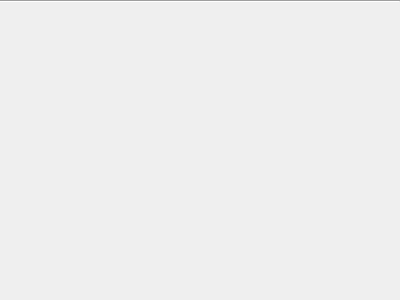
First picture: the form in src/ui/reoseditmeshelementwidget.ui, repository vcloarec/ReosProject, before the edit.
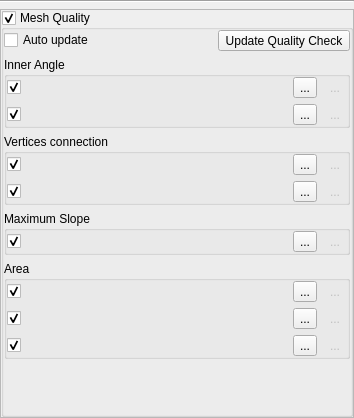
Second picture: the form after the edit. Icons and pictures are not drawn. Custom widgets are drawn as their Qt base class.

Commit message: mesh quality check

```diff
--- a/src/ui/reoseditmeshelementwidget.ui
+++ b/src/ui/reoseditmeshelementwidget.ui
@@ -6,8 +6,8 @@
    <rect>
     <x>0</x>
     <y>0</y>
-    <width>400</width>
-    <height>300</height>
+    <width>354</width>
+    <height>418</height>
    </rect>
   </property>
   <property name="windowTitle">
@@ -37,20 +37,629 @@
     </widget>
    </item>
    <item>
-    <spacer name="verticalSpacer">
-     <property name="orientation">
-      <enum>Qt::Vertical</enum>
+    <widget class="QScrollArea" name="scrollArea">
+     <property name="horizontalScrollBarPolicy">
+      <enum>Qt::ScrollBarAlwaysOff</enum>
      </property>
-     <property name="sizeHint" stdset="0">
-      <size>
-       <width>20</width>
-       <height>40</height>
-      </size>
+     <property name="widgetResizable">
+      <bool>true</bool>
      </property>
-    </spacer>
+     <widget class="QWidget" name="scrollAreaWidgetContents">
+      <property name="geometry">
+       <rect>
+        <x>0</x>
+        <y>0</y>
+        <width>338</width>
+        <height>418</height>
+       </rect>
+      </property>
+      <layout class="QVBoxLayout" name="verticalLayout_7">
+       <property name="leftMargin">
+        <number>0</number>
+       </property>
+       <property name="topMargin">
+        <number>0</number>
+       </property>
+       <property name="rightMargin">
+        <number>0</number>
+       </property>
+       <property name="bottomMargin">
+        <number>0</number>
+       </property>
+       <item>
+        <widget class="QGroupBox" name="mQualityGroupBox">
+         <property name="title">
+          <string>Mesh Quality</string>
+         </property>
+         <property name="checkable">
+          <bool>true</bool>
+         </property>
+         <layout class="QVBoxLayout" name="verticalLayout_3">
+          <property name="leftMargin">
+           <number>0</number>
+          </property>
+          <property name="topMargin">
+           <number>0</number>
+          </property>
+          <property name="rightMargin">
+           <number>0</number>
+          </property>
+          <property name="bottomMargin">
+           <number>0</number>
+          </property>
+          <item>
+           <layout class="QHBoxLayout" name="horizontalLayout_2">
+            <property name="topMargin">
+             <number>0</number>
+            </property>
+            <item>
+             <widget class="QCheckBox" name="mAutoUpdateCheckBox">
+              <property name="text">
+               <string>Auto update</string>
+              </property>
+             </widget>
+            </item>
+            <item>
+             <widget class="QToolButton" name="mStartCheckButton">
+              <property name="text">
+               <string>Update Quality Check</string>
+              </property>
+             </widget>
+            </item>
+           </layout>
+          </item>
+          <item>
+           <widget class="QGroupBox" name="groupBox">
+            <property name="title">
+             <string>Inner Angle</string>
+            </property>
+            <property name="flat">
+             <bool>false</bool>
+            </property>
+            <property name="checkable">
+             <bool>false</bool>
+            </property>
+            <layout class="QVBoxLayout" name="verticalLayout_2">
+             <property name="leftMargin">
+              <number>0</number>
+             </property>
+             <property name="topMargin">
+              <number>0</number>
+             </property>
+             <property name="rightMargin">
+              <number>0</number>
+             </property>
+             <property name="bottomMargin">
+              <number>0</number>
+             </property>
+             <item>
+              <layout class="QHBoxLayout" name="horizontalLayout_3">
+               <property name="topMargin">
+                <number>0</number>
+               </property>
+               <property name="rightMargin">
+                <number>0</number>
+               </property>
+               <item>
+                <widget class="QCheckBox" name="mCheckBoxMinimumAngle">
+                 <property name="sizePolicy">
+                  <sizepolicy hsizetype="Maximum" vsizetype="Fixed">
+                   <horstretch>0</horstretch>
+                   <verstretch>0</verstretch>
+                  </sizepolicy>
+                 </property>
+                 <property name="text">
+                  <string/>
+                 </property>
+                 <property name="checked">
+                  <bool>true</bool>
+                 </property>
+                </widget>
+               </item>
+               <item>
+                <widget class="ReosParameterDoubleWidget" name="mParameterMinimumAngle" native="true">
+                 <property name="sizePolicy">
+                  <sizepolicy hsizetype="Minimum" vsizetype="Preferred">
+                   <horstretch>0</horstretch>
+                   <verstretch>0</verstretch>
+                  </sizepolicy>
+                 </property>
+                </widget>
+               </item>
+               <item>
+                <widget class="ReosColorButton" name="mColorMinimumAngle">
+                 <property name="text">
+                  <string>...</string>
+                 </property>
+                </widget>
+               </item>
+               <item>
+                <widget class="QToolButton" name="mOnMapButtonMinimumAngle">
+                 <property name="enabled">
+                  <bool>false</bool>
+                 </property>
+                 <property name="text">
+                  <string>...</string>
+                 </property>
+                 <property name="icon">
+                  <iconset resource="../../images/images.qrc">
+                   <normaloff>:/images/mapOnMeshElement.svg</normaloff>:/images/mapOnMeshElement.svg</iconset>
+                 </property>
+                 <property name="autoRaise">
+                  <bool>true</bool>
+                 </property>
+                </widget>
+               </item>
+              </layout>
+             </item>
+             <item>
+              <layout class="QHBoxLayout" name="horizontalLayout_4">
+               <property name="leftMargin">
+                <number>0</number>
+               </property>
+               <item>
+                <widget class="QCheckBox" name="mCheckBoxMaximumAngle">
+                 <property name="sizePolicy">
+                  <sizepolicy hsizetype="Maximum" vsizetype="Fixed">
+                   <horstretch>0</horstretch>
+                   <verstretch>0</verstretch>
+                  </sizepolicy>
+                 </property>
+                 <property name="text">
+                  <string/>
+                 </property>
+                 <property name="checked">
+                  <bool>true</bool>
+                 </property>
+                </widget>
+               </item>
+               <item>
+                <widget class="ReosParameterDoubleWidget" name="mParameterMaximumAngle" native="true"/>
+               </item>
+               <item>
+                <widget class="ReosColorButton" name="mColorMaximumAngle">
+                 <property name="text">
+                  <string>...</string>
+                 </property>
+                </widget>
+               </item>
+               <item>
+                <widget class="QToolButton" name="mOnMapButtonMaximumAngle">
+                 <property name="enabled">
+                  <bool>false</bool>
+                 </property>
+                 <property name="text">
+                  <string>...</string>
+                 </property>
+                 <property name="icon">
+                  <iconset resource="../../images/images.qrc">
+                   <normaloff>:/images/mapOnMeshElement.svg</normaloff>:/images/mapOnMeshElement.svg</iconset>
+                 </property>
+                 <property name="autoRaise">
+                  <bool>true</bool>
+                 </property>
+                </widget>
+               </item>
+              </layout>
+             </item>
+            </layout>
+           </widget>
+          </item>
+          <item>
+           <widget class="QGroupBox" name="groupBox_2">
+            <property name="title">
+             <string>Vertices connection</string>
+            </property>
+            <property name="checkable">
+             <bool>false</bool>
+            </property>
+            <layout class="QVBoxLayout" name="verticalLayout_4">
+             <property name="leftMargin">
+              <number>0</number>
+             </property>
+             <property name="topMargin">
+              <number>0</number>
+             </property>
+             <property name="rightMargin">
+              <number>0</number>
+             </property>
+             <property name="bottomMargin">
+              <number>0</number>
+             </property>
+             <item>
+              <layout class="QHBoxLayout" name="horizontalLayout_5">
+               <item>
+                <widget class="QCheckBox" name="mCheckBoxConnectionCount">
+                 <property name="sizePolicy">
+                  <sizepolicy hsizetype="Maximum" vsizetype="Fixed">
+                   <horstretch>0</horstretch>
+                   <verstretch>0</verstretch>
+                  </sizepolicy>
+                 </property>
+                 <property name="text">
+                  <string/>
+                 </property>
+                 <property name="checked">
+                  <bool>true</bool>
+                 </property>
+                </widget>
+               </item>
+               <item>
+                <widget class="ReosParameterIntegerWidget" name="mParameterConnectionCount" native="true"/>
+               </item>
+               <item>
+                <widget class="ReosColorButton" name="mColorConnectionCount">
+                 <property name="text">
+                  <string>...</string>
+                 </property>
+                </widget>
+               </item>
+               <item>
+                <widget class="QToolButton" name="mOnMapButtonConnectionCount">
+                 <property name="enabled">
+                  <bool>false</bool>
+                 </property>
+                 <property name="text">
+                  <string>...</string>
+                 </property>
+                 <property name="icon">
+                  <iconset resource="../../images/images.qrc">
+                   <normaloff>:/images/mapOnMeshElement.svg</normaloff>:/images/mapOnMeshElement.svg</iconset>
+                 </property>
+                 <property name="autoRaise">
+                  <bool>true</bool>
+                 </property>
+                </widget>
+               </item>
+              </layout>
+             </item>
+             <item>
+              <layout class="QHBoxLayout" name="horizontalLayout_6">
+               <item>
+                <widget class="QCheckBox" name="mCheckBoxConnectionBoundary">
+                 <property name="sizePolicy">
+                  <sizepolicy hsizetype="Maximum" vsizetype="Fixed">
+                   <horstretch>0</horstretch>
+                   <verstretch>0</verstretch>
+                  </sizepolicy>
+                 </property>
+                 <property name="text">
+                  <string/>
+                 </property>
+                 <property name="checked">
+                  <bool>true</bool>
+                 </property>
+                </widget>
+               </item>
+               <item>
+                <widget class="ReosParameterIntegerWidget" name="mParameterConnectionBoundary" native="true"/>
+               </item>
+               <item>
+                <widget class="ReosColorButton" name="mColorConnectionBoundary">
+                 <property name="text">
+                  <string>...</string>
+                 </property>
+                </widget>
+               </item>
+               <item>
+                <widget class="QToolButton" name="mOnMapButtonConnectionBoundary">
+                 <property name="enabled">
+                  <bool>false</bool>
+                 </property>
+                 <property name="text">
+                  <string>...</string>
+                 </property>
+                 <property name="icon">
+                  <iconset resource="../../images/images.qrc">
+                   <normaloff>:/images/mapOnMeshElement.svg</normaloff>:/images/mapOnMeshElement.svg</iconset>
+                 </property>
+                 <property name="autoRaise">
+                  <bool>true</bool>
+                 </property>
+                </widget>
+               </item>
+              </layout>
+             </item>
+            </layout>
+           </widget>
+          </item>
+          <item>
+           <widget class="QGroupBox" name="groupBox_3">
+            <property name="title">
+             <string>Maximum Slope</string>
+            </property>
+            <property name="checkable">
+             <bool>false</bool>
+            </property>
+            <layout class="QVBoxLayout" name="verticalLayout_5">
+             <property name="leftMargin">
+              <number>0</number>
+             </property>
+             <property name="topMargin">
+              <number>0</number>
+             </property>
+             <property name="rightMargin">
+              <number>0</number>
+             </property>
+             <property name="bottomMargin">
+              <number>0</number>
+             </property>
+             <item>
+              <layout class="QHBoxLayout" name="horizontalLayout_7">
+               <item>
+                <widget class="QCheckBox" name="mCheckBoxMaximumSlope">
+                 <property name="sizePolicy">
+                  <sizepolicy hsizetype="Maximum" vsizetype="Fixed">
+                   <horstretch>0</horstretch>
+                   <verstretch>0</verstretch>
+                  </sizepolicy>
+                 </property>
+                 <property name="text">
+                  <string/>
+                 </property>
+                 <property name="checked">
+                  <bool>true</bool>
+                 </property>
+                </widget>
+               </item>
+               <item>
+                <widget class="ReosParameterSlopeWidget" name="mParameterMaximumSlope" native="true"/>
+               </item>
+               <item>
+                <widget class="ReosColorButton" name="mColorMaximumSlope">
+                 <property name="text">
+                  <string>...</string>
+                 </property>
+                </widget>
+               </item>
+               <item>
+                <widget class="QToolButton" name="mOnMapButtonMaximumSlope">
+                 <property name="enabled">
+                  <bool>false</bool>
+                 </property>
+                 <property name="text">
+                  <string>...</string>
+                 </property>
+                 <property name="icon">
+                  <iconset resource="../../images/images.qrc">
+                   <normaloff>:/images/mapOnMeshElement.svg</normaloff>:/images/mapOnMeshElement.svg</iconset>
+                 </property>
+                 <property name="autoRaise">
+                  <bool>true</bool>
+                 </property>
+                </widget>
+               </item>
+              </layout>
+             </item>
+            </layout>
+           </widget>
+          </item>
+          <item>
+           <widget class="QGroupBox" name="groupBox_4">
+            <property name="title">
+             <string>Area</string>
+            </property>
+            <property name="checkable">
+             <bool>false</bool>
+            </property>
+            <layout class="QVBoxLayout" name="verticalLayout_6">
+             <property name="leftMargin">
+              <number>0</number>
+             </property>
+             <property name="topMargin">
+              <number>0</number>
+             </property>
+             <property name="rightMargin">
+              <number>0</number>
+             </property>
+             <property name="bottomMargin">
+              <number>0</number>
+             </property>
+             <item>
+              <layout class="QHBoxLayout" name="horizontalLayout">
+               <property name="topMargin">
+                <number>0</number>
+               </property>
+               <item>
+                <widget class="QCheckBox" name="mCheckBoxMinimumArea">
+                 <property name="sizePolicy">
+                  <sizepolicy hsizetype="Maximum" vsizetype="Fixed">
+                   <horstretch>0</horstretch>
+                   <verstretch>0</verstretch>
+                  </sizepolicy>
+                 </property>
+                 <property name="text">
+                  <string/>
+                 </property>
+                 <property name="checked">
+                  <bool>true</bool>
+                 </property>
+                </widget>
+               </item>
+               <item>
+                <widget class="ReosParameterAreaWidget" name="mParameterMinimumArea" native="true"/>
+               </item>
+               <item>
+                <widget class="ReosColorButton" name="mColorMinimumArea">
+                 <property name="text">
+                  <string>...</string>
+                 </property>
+                </widget>
+               </item>
+               <item>
+                <widget class="QToolButton" name="mOnMapButtonMinimumArea">
+                 <property name="enabled">
+                  <bool>false</bool>
+                 </property>
+                 <property name="text">
+                  <string>...</string>
+                 </property>
+                 <property name="icon">
+                  <iconset resource="../../images/images.qrc">
+                   <normaloff>:/images/mapOnMeshElement.svg</normaloff>:/images/mapOnMeshElement.svg</iconset>
+                 </property>
+                 <property name="autoRaise">
+                  <bool>true</bool>
+                 </property>
+                </widget>
+               </item>
+              </layout>
+             </item>
+             <item>
+              <layout class="QHBoxLayout" name="horizontalLayout_8">
+               <item>
+                <widget class="QCheckBox" name="mCheckBoxMaximumArea">
+                 <property name="sizePolicy">
+                  <sizepolicy hsizetype="Maximum" vsizetype="Fixed">
+                   <horstretch>0</horstretch>
+                   <verstretch>0</verstretch>
+                  </sizepolicy>
+                 </property>
+                 <property name="text">
+                  <string/>
+                 </property>
+                 <property name="checked">
+                  <bool>true</bool>
+                 </property>
+                </widget>
+               </item>
+               <item>
+                <widget class="ReosParameterAreaWidget" name="mParameterMaximumArea" native="true"/>
+               </item>
+               <item>
+                <widget class="ReosColorButton" name="mColorMaximumArea">
+                 <property name="text">
+                  <string>...</string>
+                 </property>
+                </widget>
+               </item>
+               <item>
+                <widget class="QToolButton" name="mOnMapButtonMaximumArea">
+                 <property name="enabled">
+                  <bool>false</bool>
+                 </property>
+                 <property name="text">
+                  <string>...</string>
+                 </property>
+                 <property name="icon">
+                  <iconset resource="../../images/images.qrc">
+                   <normaloff>:/images/mapOnMeshElement.svg</normaloff>:/images/mapOnMeshElement.svg</iconset>
+                 </property>
+                 <property name="autoRaise">
+                  <bool>true</bool>
+                 </property>
+                </widget>
+               </item>
+              </layout>
+             </item>
+             <item>
+              <layout class="QHBoxLayout" name="horizontalLayout_9">
+               <property name="topMargin">
+                <number>0</number>
+               </property>
+               <item>
+                <widget class="QCheckBox" name="mCheckBoxMaximumAreaChange">
+                 <property name="sizePolicy">
+                  <sizepolicy hsizetype="Maximum" vsizetype="Fixed">
+                   <horstretch>0</horstretch>
+                   <verstretch>0</verstretch>
+                  </sizepolicy>
+                 </property>
+                 <property name="text">
+                  <string/>
+                 </property>
+                 <property name="checked">
+                  <bool>true</bool>
+                 </property>
+                </widget>
+               </item>
+               <item>
+                <widget class="ReosParameterDoubleWidget" name="mParameterMaximumAreaChange" native="true"/>
+               </item>
+               <item>
+                <widget class="ReosColorButton" name="mColorMaximumAreaChange">
+                 <property name="text">
+                  <string>...</string>
+                 </property>
+                </widget>
+               </item>
+               <item>
+                <widget class="QToolButton" name="mOnMapButtonMaximumAreaChange">
+                 <property name="enabled">
+                  <bool>false</bool>
+                 </property>
+                 <property name="text">
+                  <string>...</string>
+                 </property>
+                 <property name="icon">
+                  <iconset resource="../../images/images.qrc">
+                   <normaloff>:/images/mapOnMeshElement.svg</normaloff>:/images/mapOnMeshElement.svg</iconset>
+                 </property>
+                 <property name="autoRaise">
+                  <bool>true</bool>
+                 </property>
+                </widget>
+               </item>
+              </layout>
+             </item>
+            </layout>
+           </widget>
+          </item>
+          <item>
+           <spacer name="verticalSpacer">
+            <property name="orientation">
+             <enum>Qt::Vertical</enum>
+            </property>
+            <property name="sizeHint" stdset="0">
+             <size>
+              <width>20</width>
+              <height>40</height>
+             </size>
+            </property>
+           </spacer>
+          </item>
+         </layout>
+        </widget>
+       </item>
+      </layout>
+     </widget>
+    </widget>
    </item>
   </layout>
  </widget>
- <resources/>
+ <customwidgets>
+  <customwidget>
+   <class>ReosParameterDoubleWidget</class>
+   <extends>QWidget</extends>
+   <header>reosparameterwidget.h</header>
+   <container>1</container>
+  </customwidget>
+  <customwidget>
+   <class>ReosParameterSlopeWidget</class>
+   <extends>QWidget</extends>
+   <header>reosparameterwidget.h</header>
+   <container>1</container>
+  </customwidget>
+  <customwidget>
+   <class>ReosParameterAreaWidget</class>
+   <extends>QWidget</extends>
+   <header>reosparameterwidget.h</header>
+   <container>1</container>
+  </customwidget>
+  <customwidget>
+   <class>ReosColorButton</class>
+   <extends>QToolButton</extends>
+   <header>reoscolorbutton.h</header>
+  </customwidget>
+  <customwidget>
+   <class>ReosParameterIntegerWidget</class>
+   <extends>QWidget</extends>
+   <header>reosparameterwidget.h</header>
+   <container>1</container>
+  </customwidget>
+ </customwidgets>
+ <resources>
+  <include location="../../images/images.qrc"/>
+ </resources>
  <connections/>
 </ui>
```
The commit also changes 15 other files.
